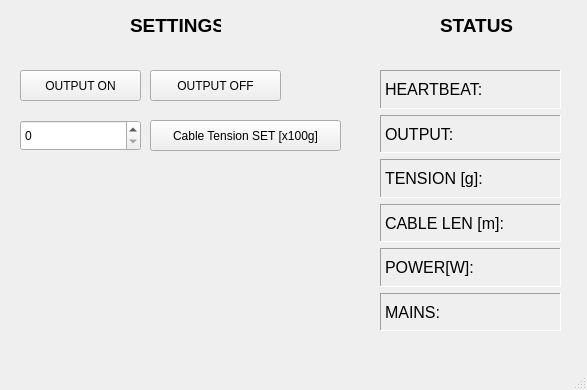
This is FF_GPU_control_gui_example.ui in FlyfocusUAV/FF_GPU_control_gui_example as Qt 5 draws it before an edit. The edited form follows.
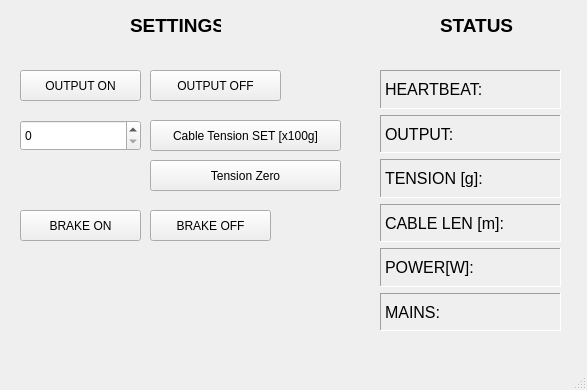
This is the edited form.

Commit message: added Brake control and Tension Zero Button

The edit to the form file:
```diff
--- a/FF_GPU_control_gui_example.ui
+++ b/FF_GPU_control_gui_example.ui
@@ -109,7 +109,7 @@
      <string>OUTPUT ON</string>
     </property>
    </widget>
-   <widget class="QWidget" name="">
+   <widget class="QWidget" name="layoutWidget">
     <property name="geometry">
      <rect>
       <x>380</x>
@@ -247,6 +247,45 @@
      </item>
     </layout>
    </widget>
+   <widget class="QPushButton" name="TensionZeroButton">
+    <property name="geometry">
+     <rect>
+      <x>150</x>
+      <y>160</y>
+      <width>191</width>
+      <height>31</height>
+     </rect>
+    </property>
+    <property name="text">
+     <string>Tension Zero</string>
+    </property>
+   </widget>
+   <widget class="QPushButton" name="BrakeOnButton">
+    <property name="geometry">
+     <rect>
+      <x>20</x>
+      <y>210</y>
+      <width>121</width>
+      <height>31</height>
+     </rect>
+    </property>
+    <property name="text">
+     <string>BRAKE ON</string>
+    </property>
+   </widget>
+   <widget class="QPushButton" name="BrakeOffButton">
+    <property name="geometry">
+     <rect>
+      <x>150</x>
+      <y>210</y>
+      <width>121</width>
+      <height>31</height>
+     </rect>
+    </property>
+    <property name="text">
+     <string>BRAKE OFF</string>
+    </property>
+   </widget>
   </widget>
   <widget class="QMenuBar" name="menubar">
    <property name="geometry">
```
The commit also changes 2 other files.
